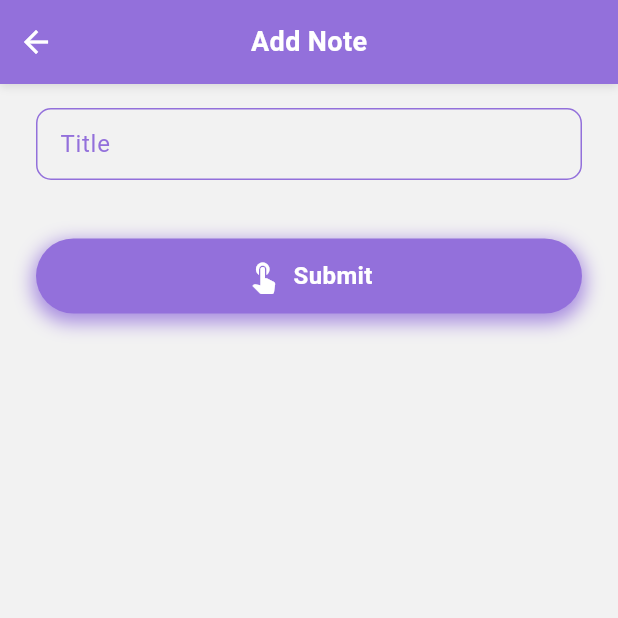
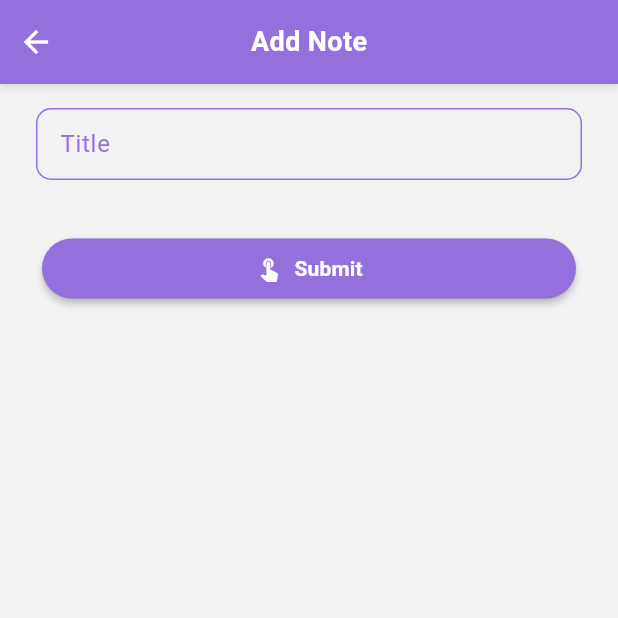
Before and after one commit to aryarobyy/notebook, a Flutter app: the AddNote screen opened directly with empty values, on a phone screen of 412 x 824 dp, the top half of it. Run offline on Flutter 3.47's test engine with Material 3 defaults, Android fonts, the phone set to English and light mode, and no system bars; our stand-ins replace animated_bottom_navigation_bar, flutter_dotenv, flutter_riverpod, flutter_secure_storage, freezed_annotation, google_fonts; accounts and stored records are empty; generated files the repository leaves out were written again.

```diff
--- a/lib/component/button1.dart
+++ b/lib/component/button1.dart
@@ -1,136 +1,68 @@
 import 'package:flutter/material.dart';
 import 'package:flutter_riverpod/flutter_riverpod.dart';
 
-final buttonPressedProvider = StateProvider.family<bool, String>((ref, id) => false);
-
-class MyButton1Notifier extends StateNotifier<bool> {
-  MyButton1Notifier() : super(false);
-
-  void press() => state = true;
-  void release() => state = false;
-}
-
-final myButton1Provider = StateNotifierProvider.family<MyButton1Notifier, bool, String>((ref, id) {
-  return MyButton1Notifier();
-});
-
-class MyButton1 extends ConsumerStatefulWidget {
+class MyButton1 extends ConsumerWidget {
   final String text;
-  final VoidCallback onPressed;
+  final VoidCallback? onPressed;
   final IconData? icon;
-  final double width;
+  final double? width;
   final double height;
   final bool isRounded;
-  final String buttonId;
+  final bool isTapped;
 
   const MyButton1({
     Key? key,
     required this.text,
     required this.onPressed,
-    required this.buttonId,
     this.icon,
-    this.width = 200.0,
-    this.height = 50.0,
+    this.width,
+    this.height = 40.0,
     this.isRounded = true,
+    this.isTapped = true,
   }) : super(key: key);
 
   @override
-  ConsumerState<MyButton1> createState() => _MyButton1State();
+  Widget build(BuildContext context, WidgetRef ref) {
+    final cs = Theme.of(context).colorScheme;
+
+    return IntrinsicWidth(
+      child: Container(
+        height: height,
+        margin: const EdgeInsets.symmetric(horizontal: 4),
+        child: ElevatedButton(
+          onPressed: onPressed,
+          style: ElevatedButton.styleFrom(
+            backgroundColor: isTapped ? cs.primary : cs.onPrimary,
+            foregroundColor: isTapped ? cs.surface : cs.onSecondary,
+            shape: RoundedRectangleBorder(
+              borderRadius: BorderRadius.circular(isRounded ? 20.0 : 8.0),
+            ),
+            padding: const EdgeInsets.symmetric(horizontal: 16),
+            elevation: 2,
+            minimumSize: Size(width ?? 0, height),
+          ).copyWith(
+            overlayColor: MaterialStateProperty.resolveWith<Color?>(
+                  (Set<MaterialState> states) {
+                if (states.contains(MaterialState.pressed)) {
+                  return cs.primary.withOpacity(0.8);
                 }
-
-class _MyButton1State extends ConsumerState<MyButton1> with SingleTickerProviderStateMixin {
-  late AnimationController _controller;
-  late Animation<double> _scaleAnimation;
-
-  @override
-  void initState() {
-    super.initState();
-    _controller = AnimationController(
-      duration: const Duration(milliseconds: 150),
-      vsync: this,
-    );
-
-    _scaleAnimation = Tween<double>(
-      begin: 1.0,
-      end: 0.95,
-    ).animate(CurvedAnimation(
-      parent: _controller,
-      curve: Curves.easeInOut,
-    ));
-  }
-
-  @override
-  void dispose() {
-    _controller.dispose();
-    super.dispose();
-  }
-
-  void _handleTapDown(TapDownDetails details) {
-    _controller.forward();
-    ref.read(myButton1Provider(widget.buttonId).notifier).press();
-  }
-
-  void _handleTapUp(TapUpDetails details) {
-    _controller.reverse();
-    ref.read(myButton1Provider(widget.buttonId).notifier).release();
-  }
-
-  void _handleTapCancel() {
-    _controller.reverse();
-    ref.read(myButton1Provider(widget.buttonId).notifier).release();
-  }
-
-  @override
-  Widget build(BuildContext context) {
-    final cs = Theme.of(context).colorScheme;
-    final isPressed = ref.watch(myButton1Provider(widget.buttonId));
-
-    return GestureDetector(
-      onTapDown: _handleTapDown,
-      onTapUp: _handleTapUp,
-      onTapCancel: _handleTapCancel,
-      onTap: widget.onPressed,
-      child: AnimatedBuilder(
-        animation: _scaleAnimation,
-        builder: (context, child) {
-          return Transform.scale(
-            scale: _scaleAnimation.value,
-            child: Container(
-              width: widget.width,
-              height: widget.height,
-              decoration: BoxDecoration(
-                color: isPressed
-                    ? cs.primary.withOpacity(0.8)
-                    : cs.primary,
-                borderRadius: BorderRadius.circular(
-                  widget.isRounded ? 25.0 : 8.0,
+                return null;
+              },
             ),
-                boxShadow: [
-                  BoxShadow(
-                    color: cs.primary.withOpacity(0.8),
-                    blurRadius: isPressed ? 5.0 : 10.0,
-                    spreadRadius: isPressed ? 1.0 : 2.0,
-                    offset: Offset(0, isPressed ? 2.0 : 4.0),
           ),
-                ],
-              ),
-              child: Center(
           child: Row(
+            mainAxisSize: MainAxisSize.min,
             mainAxisAlignment: MainAxisAlignment.center,
             children: [
-                    if (widget.icon != null) ...[
-                      Icon(
-                        widget.icon,
-                        color: Colors.white,
-                      ),
+              if (icon != null) ...[
+                Icon(icon, size: 18),
                 const SizedBox(width: 8.0),
               ],
               Text(
-                      widget.text,
+                text,
                 style: const TextStyle(
-                        color: Colors.white,
                   fontWeight: FontWeight.bold,
-                        fontSize: 16.0,
+                  fontSize: 14.0,
                 ),
               ),
             ],
@@ -138,8 +70,5 @@ class _MyButton1State extends ConsumerState<MyButton1> with SingleTickerProvider
         ),
       ),
     );
-        },
-      ),
-    );
   }
 }
--- /dev/null
+++ b/lib/component/nav_button.dart
@@ -0,0 +1,72 @@
+import 'package:flutter/material.dart';
+import 'package:flutter_riverpod/flutter_riverpod.dart';
+
+class MyButton1 extends ConsumerWidget {
+  final String text;
+  final VoidCallback? onPressed;
+  final IconData? icon;
+  final double width;
+  final double height;
+  final bool isRounded;
+
+  const MyButton1({
+    Key? key,
+    required this.text,
+    required this.onPressed,
+    this.icon,
+    this.width = 200.0,
+    this.height = 50.0,
+    this.isRounded = true,
+  }) : super(key: key);
+
+  @override
+  Widget build(BuildContext context, WidgetRef ref) {
+    final cs = Theme.of(context).colorScheme;
+
+    return SizedBox(
+      width: width,
+      height: height,
+      child: ElevatedButton(
+        onPressed: onPressed,
+        style: ElevatedButton.styleFrom(
+          backgroundColor: cs.primary,
+          foregroundColor: Colors.white,
+          shape: RoundedRectangleBorder(
+            borderRadius: BorderRadius.circular(
+              isRounded ? 25.0 : 8.0,
+            ),
+          ),
+          padding: EdgeInsets.zero,
+          elevation: 5,
+        ).copyWith(
+          overlayColor: MaterialStateProperty.resolveWith<Color?>(
+                (Set<MaterialState> states) {
+              if (states.contains(MaterialState.pressed)) {
+                return cs.primary.withOpacity(0.8);
+              }
+              return null;
+            },
+          ),
+        ),
+        child: Row(
+          mainAxisAlignment: MainAxisAlignment.center,
+          children: [
+            if (icon != null) ...[
+              Icon(
+                icon,
+              ),
+              const SizedBox(width: 8.0),
+            ],
+            Text(
+              text,
+              style: const TextStyle(
+                fontWeight: FontWeight.bold,
+                fontSize: 16.0,
+              ),
+            ),
+          ],
+        ),
+      ),
+    );
+  }
+}
--- a/lib/notifiers/fav_notifier.dart
+++ b/lib/notifiers/fav_notifier.dart
@@ -123,5 +123,9 @@ class FavNotifier extends StateNotifier<State> {
       rethrow;
     }
   }
+}
 
-}
+final favNotifierProvider =
+StateNotifierProvider<FavNotifier, State>(
+      (ref) => FavNotifier(ref.read(favServiceProvider)),
+);
--- a/pubspec.yaml
+++ b/pubspec.yaml
@@ -70,3 +70,4 @@ flutter:
   assets:
     - .env
     - assets/
+    - assets/images/
```
Also changed, not shown: lib/component/size/size_config.dart (added, +95 -0 lines), lib/models/fav_model.dart (+45 -3 lines), lib/provider/fav_provider.dart (+43 -18 lines), pubspec.lock. Lines whose indentation alone changed are shown as unchanged.
